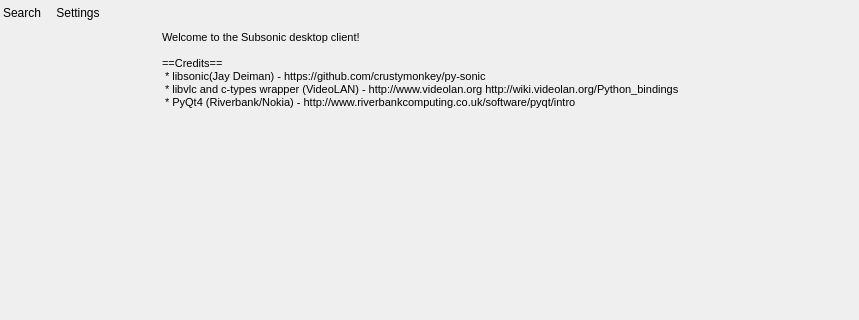
Qt form resources/mainWindow.ui (simson/subsonic-client) before a commit; both pictures show x 238 to 1097 and y 0 to 320 of the 1097 by 782 pixel window.
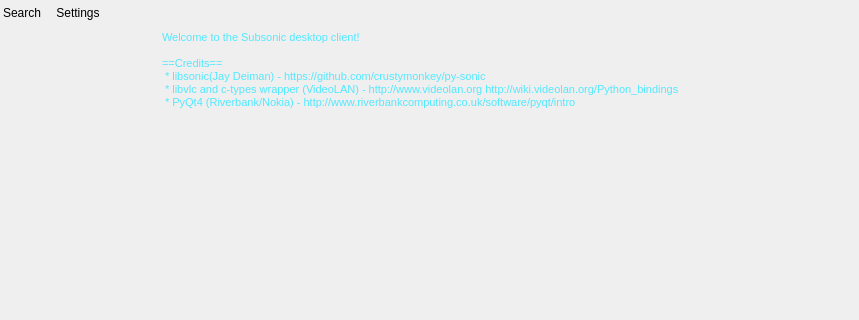
The same form after that commit. The open tabs and pages were chosen to show the change. Icons and pictures are not drawn.

Commit message: Added vlc error logging to the information page.

```diff
--- a/resources/mainWindow.ui
+++ b/resources/mainWindow.ui
@@ -41,6 +41,10 @@
 	padding-top: 10px;
 }
 
+QTextBrowser{
+	color: rgb(83, 232, 255);
+}
+
 /*style buttons*/
 QPushButton{
 	border: 1px solid rgab(0, 0, 180, 50);
@@ -319,7 +323,7 @@
        </property>
        <widget class="QStackedWidget" name="pageViews">
         <property name="currentIndex">
-         <number>2</number>
+         <number>5</number>
         </property>
         <widget class="QWidget" name="artistPage">
          <layout class="QVBoxLayout" name="verticalLayout">
@@ -658,6 +662,21 @@
           </property>
           <item>
            <widget class="QTextBrowser" name="textBrowser_4">
+            <property name="sizePolicy">
+             <sizepolicy hsizetype="Expanding" vsizetype="MinimumExpanding">
+              <horstretch>0</horstretch>
+              <verstretch>0</verstretch>
+             </sizepolicy>
+            </property>
+            <property name="maximumSize">
+             <size>
+              <width>16777215</width>
+              <height>130</height>
+             </size>
+            </property>
+            <property name="styleSheet">
+             <string notr="true"/>
+            </property>
             <property name="html">
              <string>&lt;!DOCTYPE HTML PUBLIC &quot;-//W3C//DTD HTML 4.0//EN&quot; &quot;http://www.w3.org/TR/REC-html40/strict.dtd&quot;&gt;
 &lt;html&gt;&lt;head&gt;&lt;meta name=&quot;qrichtext&quot; content=&quot;1&quot; /&gt;&lt;style type=&quot;text/css&quot;&gt;
@@ -670,8 +689,17 @@
 &lt;p style=&quot; margin-top:0px; margin-bottom:0px; margin-left:0px; margin-right:0px; -qt-block-indent:0; text-indent:0px;&quot;&gt;&lt;span style=&quot; font-size:8pt;&quot;&gt; * libvlc and c-types wrapper (VideoLAN) - http://www.videolan.org http://wiki.videolan.org/Python_bindings&lt;/span&gt;&lt;/p&gt;
 &lt;p style=&quot; margin-top:0px; margin-bottom:0px; margin-left:0px; margin-right:0px; -qt-block-indent:0; text-indent:0px;&quot;&gt;&lt;span style=&quot; font-size:8pt;&quot;&gt; * PyQt4 (Riverbank/Nokia) - http://www.riverbankcomputing.co.uk/software/pyqt/intro&lt;/span&gt;&lt;/p&gt;&lt;/body&gt;&lt;/html&gt;</string>
             </property>
+            <property name="openExternalLinks">
+             <bool>false</bool>
+            </property>
+            <property name="openLinks">
+             <bool>false</bool>
+            </property>
            </widget>
           </item>
+          <item>
+           <widget class="QTextBrowser" name="vlcLogOutput"/>
+          </item>
          </layout>
         </widget>
         <widget class="QWidget" name="nowPlayingPage">
```
The commit also changes 1 other file.
